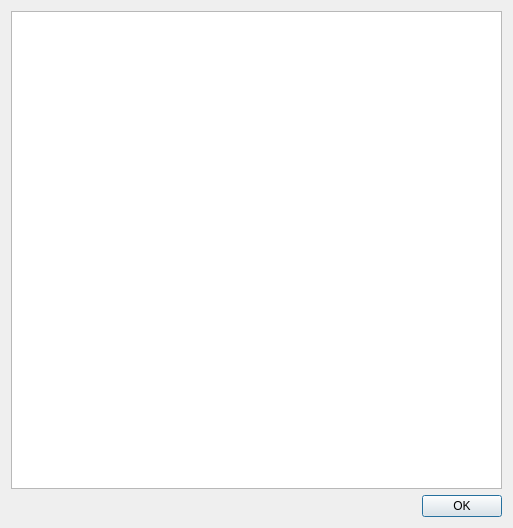
ntruchsess/QLandkarteGT, file src/IDlgMapTDBConfig.ui: the form before one commit.
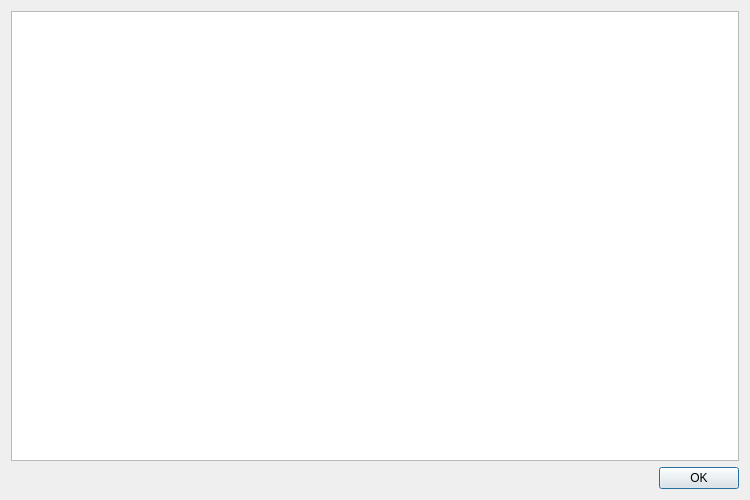
The form after the commit.

The edit to the form file:
```diff
--- a/src/IDlgMapTDBConfig.ui
+++ b/src/IDlgMapTDBConfig.ui
@@ -6,8 +6,8 @@
    <rect>
     <x>0</x>
     <y>0</y>
-    <width>513</width>
-    <height>528</height>
+    <width>750</width>
+    <height>500</height>
    </rect>
   </property>
   <property name="windowTitle">
```
